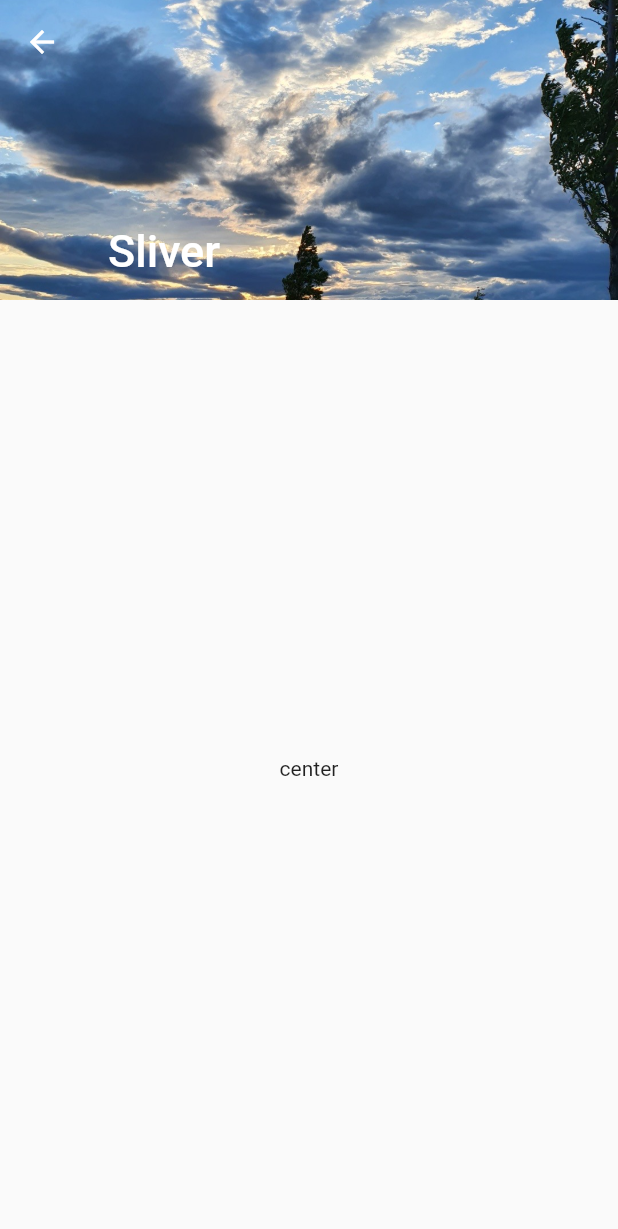
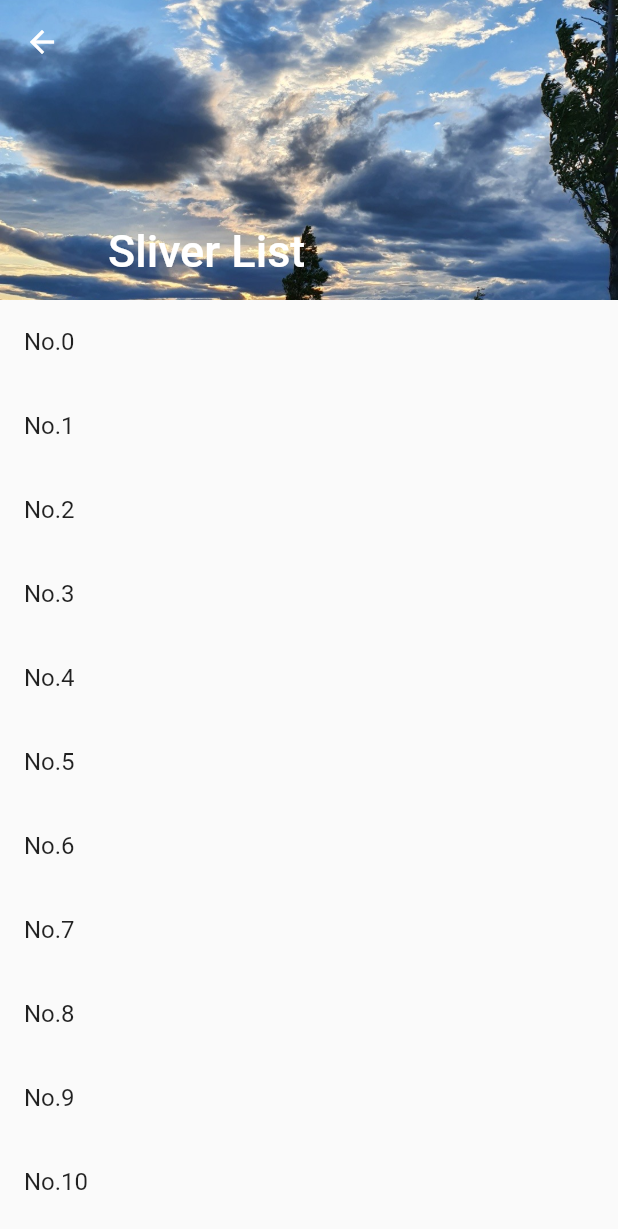
Before and after one commit to busangangster/flutter_practice, a Flutter app: the screen it shows after launch, after a tap on "Open route", on a phone screen of 412 x 824 dp. Shown: the top 1229 px of the screen. Run offline on Flutter 3.47's test engine with Material 2 defaults, Android fonts, the phone set to English and light mode, and no system bars.

Commit message:
SliverList

```diff
--- /dev/null
+++ b/lib/Animation/sliver_list.dart
@@ -0,0 +1,29 @@
+import 'package:flutter/material.dart';
+
+class SliverListPage extends StatelessWidget {
+  // const SliverListPage({Key? key}) : super(key: key);
+  final _items = List.generate(50, (i) => ListTile(title: Text('No.$i')));
+
+  @override
+  Widget build(BuildContext context) {
+    return Scaffold(
+        body: CustomScrollView(
+      slivers: <Widget>[
+        SliverAppBar(
+          pinned: true,
+          expandedHeight: 200,
+          flexibleSpace: FlexibleSpaceBar(
+            title: Text('Sliver List'),
+            background: Image.asset(
+              'assets/sample.jpg',
+              fit: BoxFit.cover,
+            ),
+          ),
+        ),
+        SliverList(
+          delegate: SliverChildListDelegate(_items),
+        )
+      ],
+    ));
+  }
+}
--- a/lib/main.dart
+++ b/lib/main.dart
@@ -1,11 +1,6 @@
-import 'package:book/Animation/hero.dart';
-import 'package:book/date_picker.dart';
-import 'package:book/time_picker.dart';
 import 'package:flutter/cupertino.dart';
 import 'package:flutter/material.dart';
-
-import 'Animation/animated_container.dart';
-import 'Animation/sliver_appBar.dart';
+import 'Animation/sliver_list.dart';
 
 void main() {
   runApp(const MyApp());
@@ -44,7 +39,7 @@ class _MyHomePageState extends State<MyHomePage> {
             child: Text('Open route'),
             onPressed: () {
               Navigator.push(context,
-                  MaterialPageRoute(builder: (context) => SliverPage()));
+                  MaterialPageRoute(builder: (context) => SliverListPage()));
             },
           ),
         ));
--- a/pubspec.yaml
+++ b/pubspec.yaml
@@ -60,6 +60,7 @@ flutter:
   uses-material-design: true
   assets:
     - assets/sample.jpg
+    - assets/flutter.png
 
   # To add assets to your application, add an assets section, like this:
   # assets:
```
Also changed, not shown: assets/flutter.png (added).
